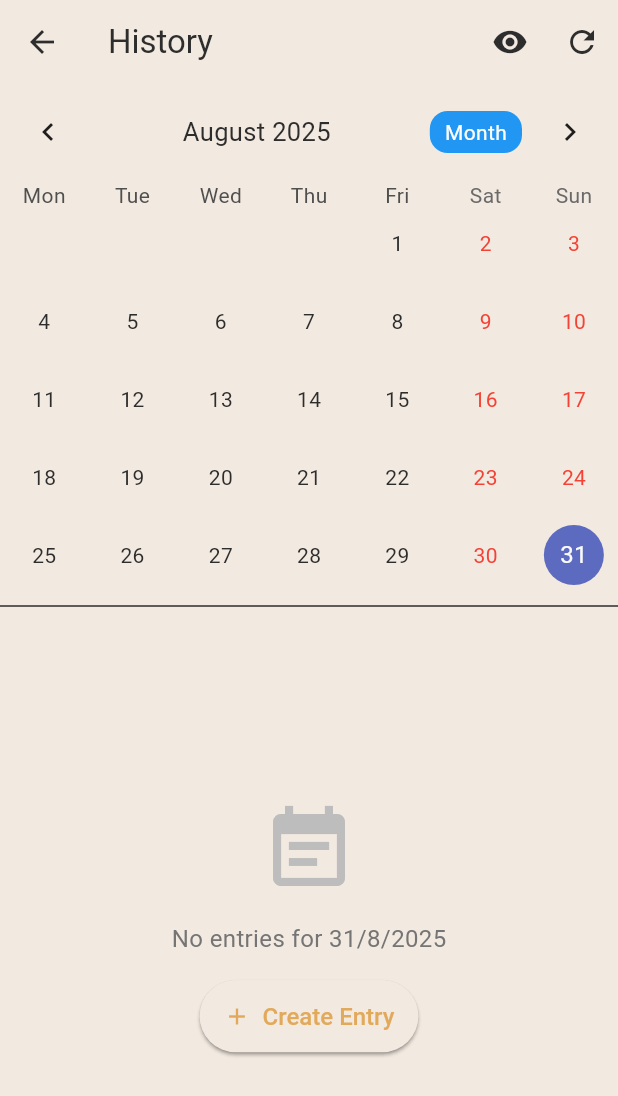
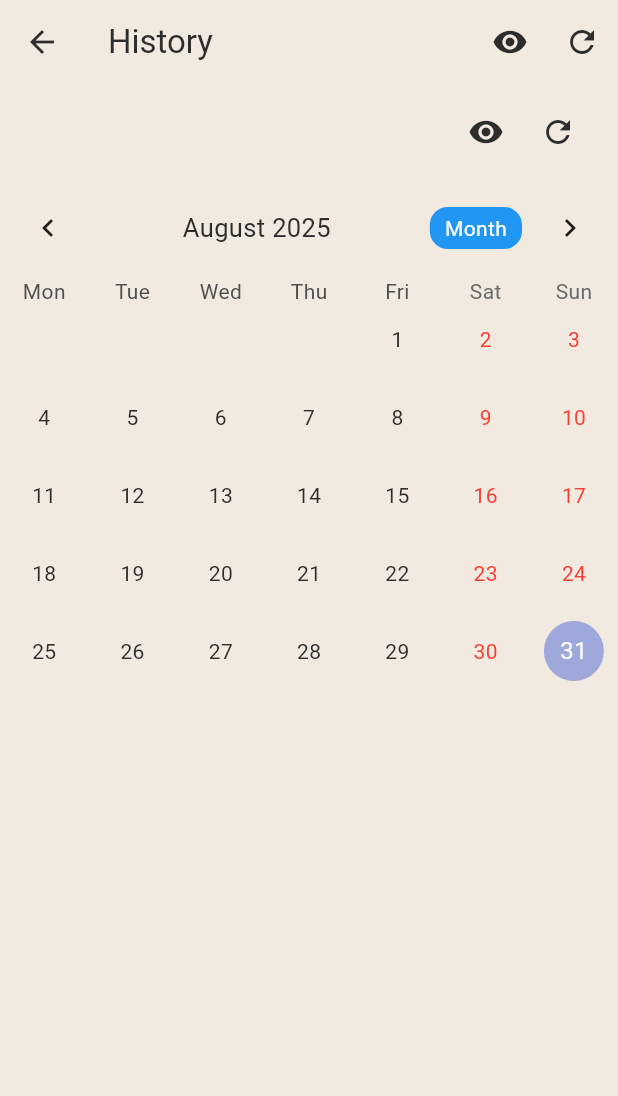
Before and after one commit to GMohammadRafi/LifeGrowth, a Flutter app: the HistoryScreen screen opened directly, on a phone screen of 412 x 824 dp. Shown: the top 1096 px of the screen. Run offline on Flutter 3.47's test engine with Material 3 defaults, Android fonts, the light colour scheme and no system bars; drawn by our look-alikes of table_calendar; our stand-ins replace csv, drift, firebase_analytics, firebase_core, fl_chart, flutter_dotenv and 8 more; missing offline and left inert: workmanager; accounts and stored records are empty; generated files the repository leaves out were written again; statements that could not run were skipped.

Commit message:
feat(navigation): add swipe navigation between tabs
- Implement PageView with PageController for swipe gesture navigation
- Sync bottom navigation bar taps with page transitions
- Track navigation events consistently for both swipe and tap navigation
- Clean up navigation state management code

refactor(history): improve history screen layout and controls

- Add visibility toggle for deleted entries
- Add refresh button for manual data reload
- Simplify calendar and entry list layout
- Remove redundant empty state handling

style(analytics): improve analytics screen UI consistency

- Adjust summary cards layout and styling
- Enhance chart readability with better grid and labels
- Improve task breakdown visualization
- Clean up code formatting and structure

```diff
--- a/life_growth/lib/screens/history_screen.dart
+++ b/life_growth/lib/screens/history_screen.dart
@@ -364,8 +364,34 @@ class _HistoryScreenState extends State<HistoryScreen> {
           ? const Center(child: CircularProgressIndicator())
           : Column(
               children: [
+                // Add a refresh button and toggle at the top
+                Container(
+                  padding: const EdgeInsets.symmetric(horizontal: 16, vertical: 8),
+                  child: Row(
+                    mainAxisAlignment: MainAxisAlignment.end,
+                    children: [
+                      IconButton(
+                        icon: Icon(_includeDeleted ? Icons.visibility_off : Icons.visibility),
+                        onPressed: () {
+                          setState(() {
+                            _includeDeleted = !_includeDeleted;
+                          });
+                          _loadHistoryData();
+                          _selectedEntries.value = _getEntriesForDay(_selectedDay!);
+                        },
+                        tooltip: _includeDeleted ? 'Hide deleted' : 'Show deleted',
+                      ),
+                      IconButton(
+                        icon: const Icon(Icons.refresh),
+                        onPressed: _loadHistoryData,
+                        tooltip: 'Refresh',
+                      ),
+                    ],
+                  ),
+                ),
                 // Calendar
-                TableCalendar<DailyEntry>(
+                Expanded(
+                  child: TableCalendar<DailyEntry>(
                     firstDay: DateTime.utc(2020, 1, 1),
                     lastDay: DateTime.utc(2030, 12, 31),
                     focusedDay: _focusedDay,
@@ -400,99 +426,18 @@ class _HistoryScreenState extends State<HistoryScreen> {
                     onPageChanged: (focusedDay) {
                       _focusedDay = focusedDay;
                     },
-                  selectedDayPredicate: (day) {
-                    return isSameDay(_selectedDay, day);
-                  },
-                  calendarBuilders: CalendarBuilders(
-                    markerBuilder: (context, day, entries) {
-                      if (entries.isNotEmpty) {
-                        final entry = entries.first;
-                        final hasDeleted = entry.deletedAt != null;
-                        final completedCount = _getCompletedTasksCount(entry);
-                        final totalCount = _getTotalTasksCount();
-
-                        return Positioned(
-                          bottom: 1,
-                          right: 1,
-                          child: Container(
-                            width: 18,
-                            height: 18,
-                            decoration: BoxDecoration(
-                              shape: BoxShape.circle,
-                              color: hasDeleted
-                                  ? Colors.grey
-                                  : (completedCount > (totalCount * 0.7)
-                                      ? Colors.green
-                                      : completedCount > (totalCount * 0.3)
-                                          ? Colors.orange
-                                          : Colors.red),
-                              border: Border.all(
-                                color: Colors.white,
-                                width: 1,
                   ),
                 ),
-                            child: Center(
-                              child: hasDeleted
-                                  ? const Icon(
-                                      Icons.visibility_off,
-                                      color: Colors.white,
-                                      size: 10,
-                                    )
-                                  : Text(
-                                      '$completedCount',
-                                      style: const TextStyle(
-                                        color: Colors.white,
-                                        fontSize: 9,
-                                        fontWeight: FontWeight.bold,
-                                      ),
-                                    ),
-                            ),
-                          ),
-                        );
-                      }
-                      return null;
-                    },
-                  ),
-                ),
-                const Divider(),
                 // Selected day entries
+                const SizedBox(height: 8.0),
                 Expanded(
                   child: ValueListenableBuilder<List<DailyEntry>>(
                     valueListenable: _selectedEntries,
-                    builder: (context, entries, _) {
-                      if (entries.isEmpty) {
-                        return Center(
-                          child: Column(
-                            mainAxisAlignment: MainAxisAlignment.center,
-                            children: [
-                              Icon(
-                                Icons.event_note,
-                                size: 64,
-                                color: Colors.grey[400],
-                              ),
-                              const SizedBox(height: 16),
-                              Text(
-                                'No entries for ${_selectedDay!.day}/${_selectedDay!.month}/${_selectedDay!.year}',
-                                style: TextStyle(
-                                  fontSize: 16,
-                                  color: Colors.grey[600],
-                                ),
-                              ),
-                              const SizedBox(height: 16),
-                              ElevatedButton.icon(
-                                onPressed: () => _createNewEntry(),
-                                icon: const Icon(Icons.add),
-                                label: const Text('Create Entry'),
-                              ),
-                            ],
-                          ),
-                        );
-                      }
-
+                    builder: (context, value, _) {
                       return ListView.builder(
-                        itemCount: entries.length,
+                        itemCount: value.length,
                         itemBuilder: (context, index) {
-                          return _buildEntryCard(entries[index]);
+                          return _buildEntryCard(value[index]);
                         },
                       );
                     },
```
Also changed, not shown: life_growth/lib/screens/analytics_screen.dart (+51 -50 lines), life_growth/lib/screens/main_navigation_screen.dart (+44 -9 lines). Lines whose indentation alone changed are shown as unchanged.
